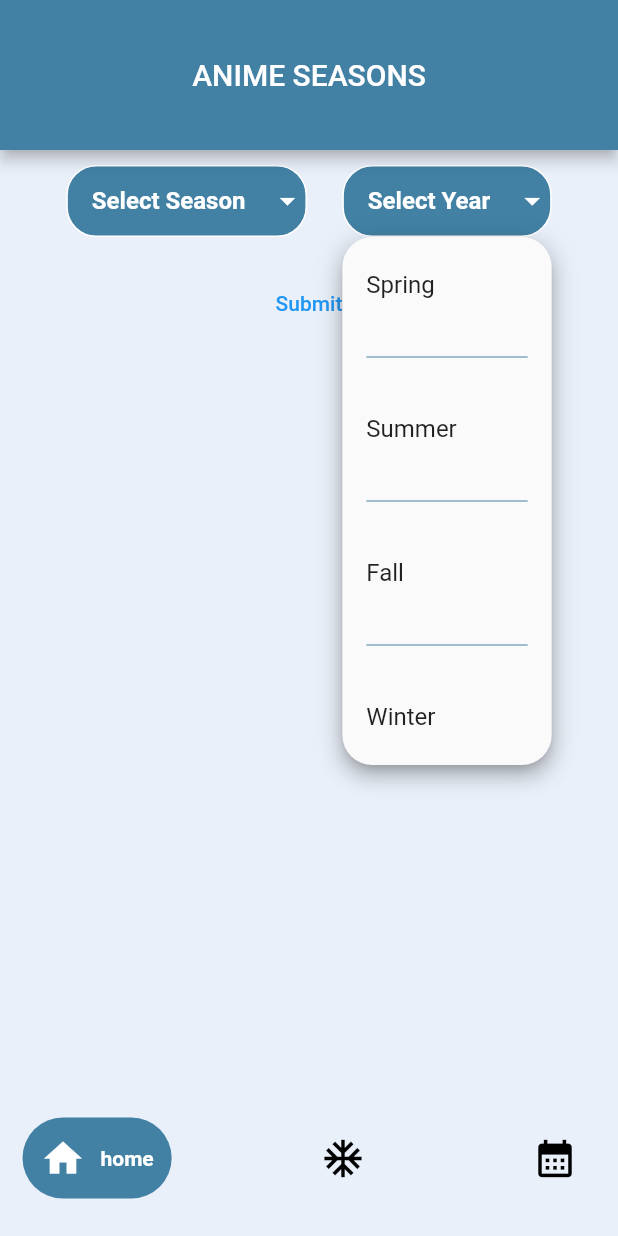
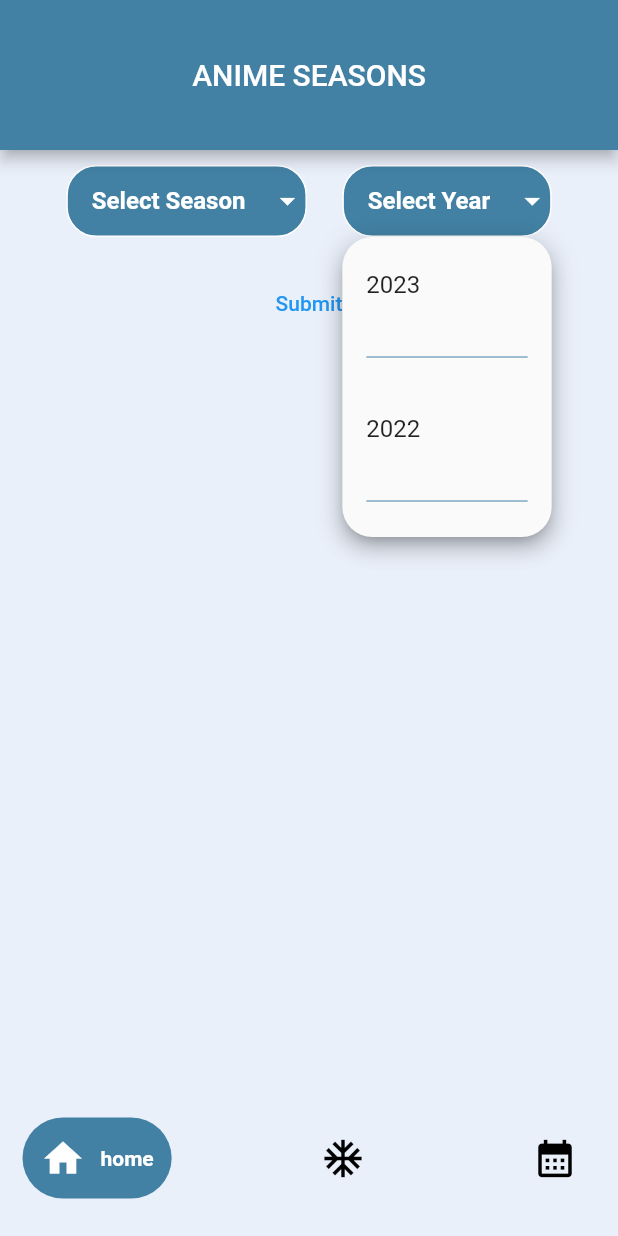
Before and after one commit to rafagomezUCR/AniSeasonV2, a Flutter app: the AnimeSeasons screen opened by its route, after a tap on "Select Year", on a phone screen of 412 x 824 dp. Run offline on Flutter 3.47's test engine with Material 2 defaults, Android fonts, the phone set to English and light mode, and no system bars; drawn by our look-alikes of dropdown_button2, google_nav_bar; our stand-ins replace carousel_slider, flutter_riverpod, go_router.

Commit message:
Added the year list to year dropdown menu

```diff
--- a/aniseason/lib/Screens/anime_seasons_screen.dart
+++ b/aniseason/lib/Screens/anime_seasons_screen.dart
@@ -12,7 +12,11 @@ class AnimeSeasons extends StatefulWidget {
 }
 
 class _AnimeSeasonsState extends State<AnimeSeasons> {
-  final List<String> seasonlist = ['Spring', 'Summer', 'Fall', 'Winter'];
+  final List<String> _seasonList = ['Spring', 'Summer', 'Fall', 'Winter'];
+  final List<String> _yearsList = List.generate(
+    DateTime.now().year - 1980 + 1,
+    (index) => (DateTime.now().year - index).toString(),
+  );
 
   String? selectedSeason;
 
@@ -38,9 +42,9 @@ class _AnimeSeasonsState extends State<AnimeSeasons> {
     return menuItems;
   }
 
-  List<double> _customMenuItemHeights() {
+  List<double> _customMenuItemHeights(List<String> items) {
     List<double> itemHeights = [];
-    for (var i = 0; i < (seasonlist.length * 2) - 1; ++i) {
+    for (var i = 0; i < (items.length * 2) - 1; ++i) {
       if (i % 2 == 0) {
         itemHeights.add(40);
       } else {
@@ -72,8 +76,6 @@ class _AnimeSeasonsState extends State<AnimeSeasons> {
               children: [
                 DropdownButtonHideUnderline(
                   child: DropdownButton2(
-                    // changes backgroundcolor when picking item
-                    //barrierColor: AppColors.ten,
                     buttonDecoration: BoxDecoration(
                       borderRadius: BorderRadius.circular(20),
                       border: Border.all(color: AppColors.lightText),
@@ -90,20 +92,19 @@ class _AnimeSeasonsState extends State<AnimeSeasons> {
                     dropdownDecoration: BoxDecoration(
                       borderRadius: BorderRadius.circular(20),
                     ),
-                    customItemsHeights: _customMenuItemHeights(),
+                    customItemsHeights: _customMenuItemHeights(_seasonList),
                     onChanged: (value) => {},
-                    items: _DividedMenuItemList(seasonlist),
+                    items: _DividedMenuItemList(_seasonList),
                   ),
                 ),
                 DropdownButtonHideUnderline(
                   child: DropdownButton2(
-                      // changes backgroundcolor when picking item
-                      //barrierColor: AppColors.ten,
                     buttonDecoration: BoxDecoration(
                       borderRadius: BorderRadius.circular(20),
                       border: Border.all(color: AppColors.lightText),
                       color: AppColors.ten,
                     ),
+                    dropdownMaxHeight: 200,
                     iconEnabledColor: Colors.white,
                     hint: const Text(
                       "Select Year",
@@ -115,9 +116,10 @@ class _AnimeSeasonsState extends State<AnimeSeasons> {
                     dropdownDecoration: BoxDecoration(
                       borderRadius: BorderRadius.circular(20),
                     ),
-                      customItemsHeights: _customMenuItemHeights(),
+                    customItemsHeights: _customMenuItemHeights(_yearsList),
                     onChanged: (value) => {},
-                      items: _DividedMenuItemList(seasonlist)),
+                    items: _DividedMenuItemList(_yearsList),
+                  ),
                 ),
               ],
             ),
```
Lines whose indentation alone changed are shown as unchanged.
